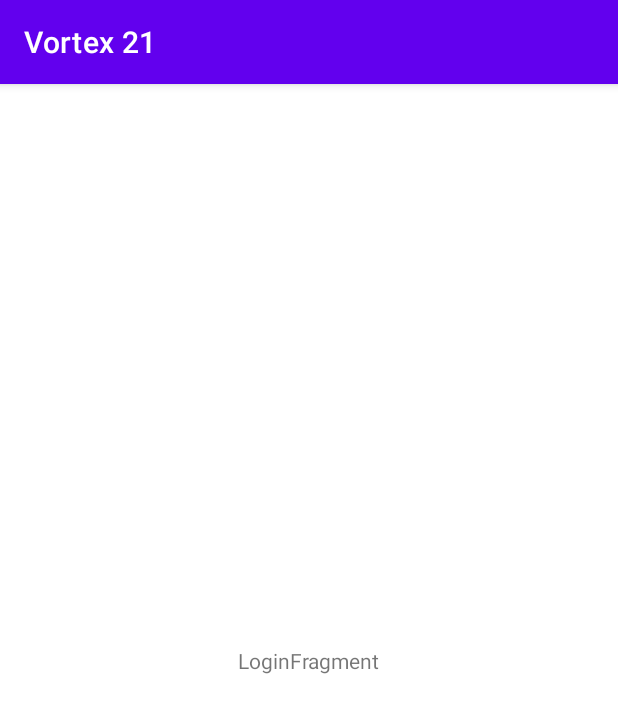
After one commit to csea-vortex/android-vortex-21, an Android app: the LoginFragment screen opened through its navigation route, on a phone screen of 412 x 824 dp. The commit adds this screen. Shown: the top 713 px of the screen. Run offline under Robolectric (Android 15) with nearby library versions, the phone set to English and light mode, and no system bars.

Commit message:
feat: setup View Binding, Navigation API

```diff
--- a/app/src/main/AndroidManifest.xml
+++ b/app/src/main/AndroidManifest.xml
@@ -9,13 +9,14 @@
         android:roundIcon="@mipmap/ic_launcher_round"
         android:supportsRtl="true"
         android:theme="@style/AppTheme">
-        <activity android:name=".MainActivity">
+        <activity android:name=".SplashActivity">
             <intent-filter>
                 <action android:name="android.intent.action.MAIN" />
 
                 <category android:name="android.intent.category.LAUNCHER" />
             </intent-filter>
         </activity>
+        <activity android:name=".MainActivity" />
     </application>
 
 </manifest>
--- /dev/null
+++ b/app/src/main/java/edu/nitt/vortex/fragments/LoginFragment.kt
@@ -0,0 +1,21 @@
+package edu.nitt.vortex.fragments
+
+import android.os.Bundle
+import android.view.LayoutInflater
+import android.view.View
+import android.view.ViewGroup
+import androidx.fragment.app.Fragment
+import edu.nitt.vortex.databinding.FragmentLoginBinding
+
+class LoginFragment : Fragment() {
+
+    private lateinit var binding: FragmentLoginBinding
+    override fun onCreateView(
+        inflater: LayoutInflater, container: ViewGroup?,
+        savedInstanceState: Bundle?
+    ): View {
+        binding = FragmentLoginBinding.inflate(inflater, container, false)
+        return binding.root
+    }
+
+}
--- /dev/null
+++ b/app/src/main/java/edu/nitt/vortex/fragments/MainFragment.kt
@@ -0,0 +1,21 @@
+package edu.nitt.vortex.fragments
+
+import android.os.Bundle
+import android.view.LayoutInflater
+import android.view.View
+import android.view.ViewGroup
+import androidx.fragment.app.Fragment
+import edu.nitt.vortex.databinding.FragmentMainBinding
+
+class MainFragment : Fragment() {
+
+    private lateinit var binding: FragmentMainBinding
+    override fun onCreateView(
+        inflater: LayoutInflater, container: ViewGroup?,
+        savedInstanceState: Bundle?
+    ): View {
+        binding = FragmentMainBinding.inflate(inflater, container, false)
+        return binding.root
+    }
+
+}
--- /dev/null
+++ b/app/src/main/res/layout/activity_main.xml
@@ -0,0 +1,22 @@
+<?xml version="1.0" encoding="utf-8"?>
+<androidx.constraintlayout.widget.ConstraintLayout xmlns:android="http://schemas.android.com/apk/res/android"
+    xmlns:app="http://schemas.android.com/apk/res-auto"
+    xmlns:tools="http://schemas.android.com/tools"
+    android:layout_width="match_parent"
+    android:layout_height="match_parent"
+    tools:context=".MainActivity">
+
+    <androidx.fragment.app.FragmentContainerView
+        android:id="@+id/nav_host_fragment"
+        android:name="androidx.navigation.fragment.NavHostFragment"
+        android:layout_width="0dp"
+        android:layout_height="0dp"
+        app:defaultNavHost="true"
+        app:layout_constraintBottom_toBottomOf="parent"
+        app:layout_constraintLeft_toLeftOf="parent"
+        app:layout_constraintRight_toRightOf="parent"
+
+        app:layout_constraintTop_toTopOf="parent"
+        app:navGraph="@navigation/main_nav_graph" />
+
+</androidx.constraintlayout.widget.ConstraintLayout>
--- /dev/null
+++ b/app/src/main/res/layout/fragment_login.xml
@@ -0,0 +1,20 @@
+<?xml version="1.0" encoding="utf-8"?>
+<androidx.constraintlayout.widget.ConstraintLayout xmlns:android="http://schemas.android.com/apk/res/android"
+    xmlns:app="http://schemas.android.com/apk/res-auto"
+    xmlns:tools="http://schemas.android.com/tools"
+    android:id="@+id/root"
+    android:layout_width="match_parent"
+    android:layout_height="match_parent"
+    tools:context=".fragments.LoginFragment">
+
+    <TextView
+        android:id="@+id/message"
+        android:layout_width="wrap_content"
+        android:layout_height="wrap_content"
+        android:text="LoginFragment"
+        app:layout_constraintBottom_toBottomOf="parent"
+        app:layout_constraintEnd_toEndOf="parent"
+        app:layout_constraintStart_toStartOf="parent"
+        app:layout_constraintTop_toTopOf="parent" />
+
+</androidx.constraintlayout.widget.ConstraintLayout>
--- a/app/src/main/res/layout/main_fragment.xml
+++ b/app/src/main/res/layout/fragment_register.xml
@@ -2,16 +2,16 @@
 <androidx.constraintlayout.widget.ConstraintLayout xmlns:android="http://schemas.android.com/apk/res/android"
     xmlns:app="http://schemas.android.com/apk/res-auto"
     xmlns:tools="http://schemas.android.com/tools"
-    android:id="@+id/main"
+    android:id="@+id/root"
     android:layout_width="match_parent"
     android:layout_height="match_parent"
-    tools:context=".ui.main.MainFragment">
+    tools:context=".fragments.RegisterFragment">
 
     <TextView
         android:id="@+id/message"
         android:layout_width="wrap_content"
         android:layout_height="wrap_content"
-        android:text="MainFragment"
+        android:text="RegisterFragment"
         app:layout_constraintBottom_toBottomOf="parent"
         app:layout_constraintEnd_toEndOf="parent"
         app:layout_constraintStart_toStartOf="parent"
--- /dev/null
+++ b/app/src/main/res/navigation/main_nav_graph.xml
@@ -0,0 +1,52 @@
+<?xml version="1.0" encoding="utf-8"?>
+<navigation xmlns:android="http://schemas.android.com/apk/res/android"
+    xmlns:app="http://schemas.android.com/apk/res-auto"
+    xmlns:tools="http://schemas.android.com/tools"
+    android:id="@+id/nav_graph"
+    app:startDestination="@id/fragmentMain">
+
+    <fragment
+        android:id="@+id/fragmentLogin"
+        android:name="edu.nitt.vortex.fragments.LoginFragment"
+        android:label="fragment_login"
+        tools:layout="@layout/fragment_login">
+        <action
+            android:id="@+id/action_fragmentLogin_to_fragmentMain"
+            app:destination="@id/fragmentMain"
+            app:launchSingleTop="true"
+            app:popUpTo="@id/fragmentLogin"
+            app:popUpToInclusive="true" />
+    </fragment>
+
+    <fragment
+        android:id="@+id/fragmentRegister"
+        android:name="edu.nitt.vortex.fragments.RegisterFragment"
+        android:label="fragment_register"
+        tools:layout="@layout/fragment_register">
+        <action
+            android:id="@+id/action_fragmentRegister_to_fragmentMain"
+            app:destination="@id/fragmentMain"
+            app:launchSingleTop="true"
+            app:popUpTo="@id/fragmentRegister"
+            app:popUpToInclusive="true" />
+    </fragment>
+
+    <fragment
+        android:id="@+id/fragmentMain"
+        android:name="edu.nitt.vortex.fragments.MainFragment"
+        android:label="fragment_main"
+        tools:layout="@layout/fragment_main">
+        <action
+            android:id="@+id/action_fragmentMain_to_fragmentLogin"
+            app:destination="@id/fragmentLogin"
+            app:launchSingleTop="true"
+            app:popUpTo="@id/fragmentMain"
+            app:popUpToInclusive="true" />
+        <action
+            android:id="@+id/action_fragmentMain_to_fragmentRegister"
+            app:destination="@id/fragmentRegister"
+            app:launchSingleTop="true"
+            app:popUpTo="@id/fragmentMain"
+            app:popUpToInclusive="true" />
+    </fragment>
+</navigation>
--- a/app/src/main/res/values/styles.xml
+++ b/app/src/main/res/values/styles.xml
@@ -1,6 +1,6 @@
 <resources>
     <!-- Base application theme. -->
-    <style name="AppTheme" parent="Theme.AppCompat.Light.DarkActionBar">
+    <style name="AppTheme" parent="Theme.MaterialComponents.Light.DarkActionBar">
         <!-- Customize your theme here. -->
         <item name="colorPrimary">@color/colorPrimary</item>
         <item name="colorPrimaryDark">@color/colorPrimaryDark</item>
```
Also changed, not shown: app/build.gradle.kts (+12 -0 lines), app/src/main/java/edu/nitt/vortex/MainActivity.kt (+2 -7 lines), app/src/main/java/edu/nitt/vortex/SplashActivity.kt (added, +30 -0 lines), app/src/main/java/edu/nitt/vortex/fragments/RegisterFragment.kt (added, +21 -0 lines), app/src/main/java/edu/nitt/vortex/helpers/ViewBindingLifecycleExtension.kt (added, +61 -0 lines), app/src/main/java/edu/nitt/vortex/ui/main/MainFragment.kt (deleted, +0 -30 lines), app/src/main/java/edu/nitt/vortex/ui/main/MainViewModel.kt (deleted, +0 -7 lines), app/src/main/res/layout/activity_splash.xml (added, +20 -0 lines), app/src/main/res/layout/fragment_main.xml (added, +20 -0 lines), app/src/main/res/layout/main_activity.xml (deleted, +0 -7 lines), buildSrc/src/main/kotlin/Dependencies.kt (+11 -1 lines).
